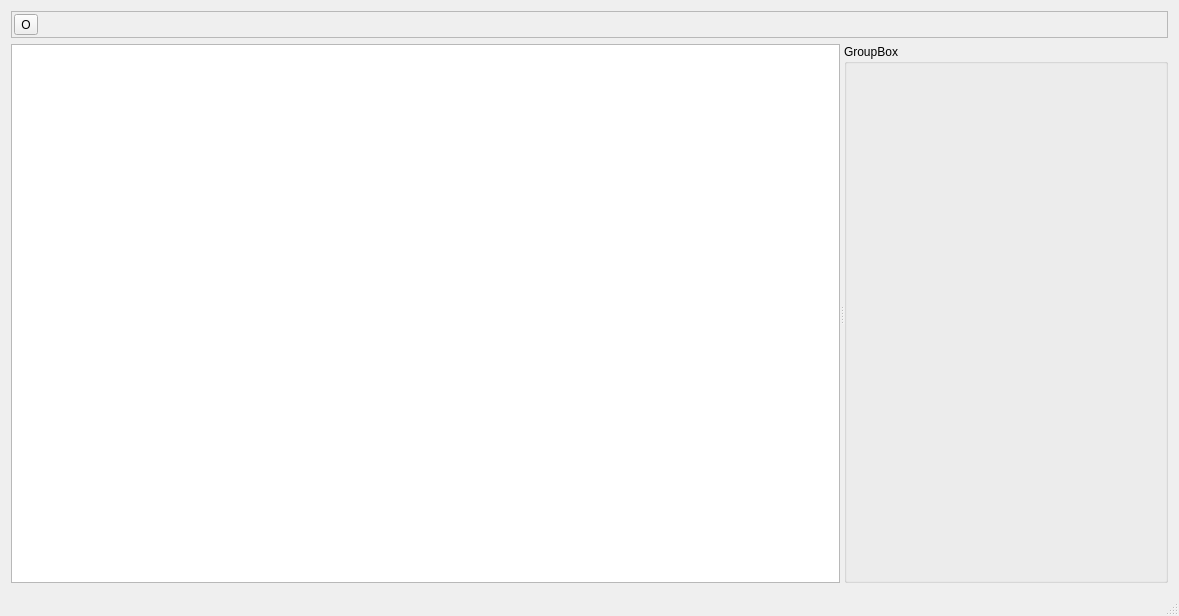
zhaohuarong/AVBrowser, file mainwindow.ui: the form before one commit.
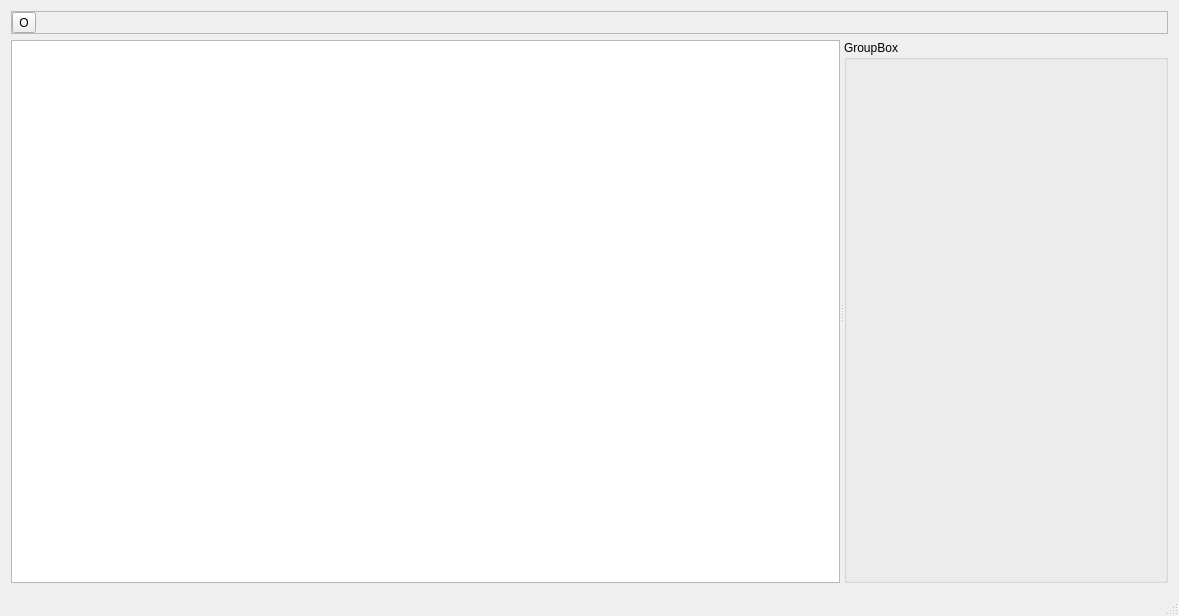
The form after the commit. Icons and pictures are not drawn.

Patch:
```diff
--- a/mainwindow.ui
+++ b/mainwindow.ui
@@ -25,16 +25,16 @@
       </property>
       <layout class="QHBoxLayout" name="horizontalLayout">
        <property name="leftMargin">
-        <number>2</number>
+        <number>0</number>
        </property>
        <property name="topMargin">
-        <number>2</number>
+        <number>0</number>
        </property>
        <property name="rightMargin">
-        <number>2</number>
+        <number>0</number>
        </property>
        <property name="bottomMargin">
-        <number>2</number>
+        <number>0</number>
        </property>
        <item>
         <widget class="QToolButton" name="btnOpen">
```
